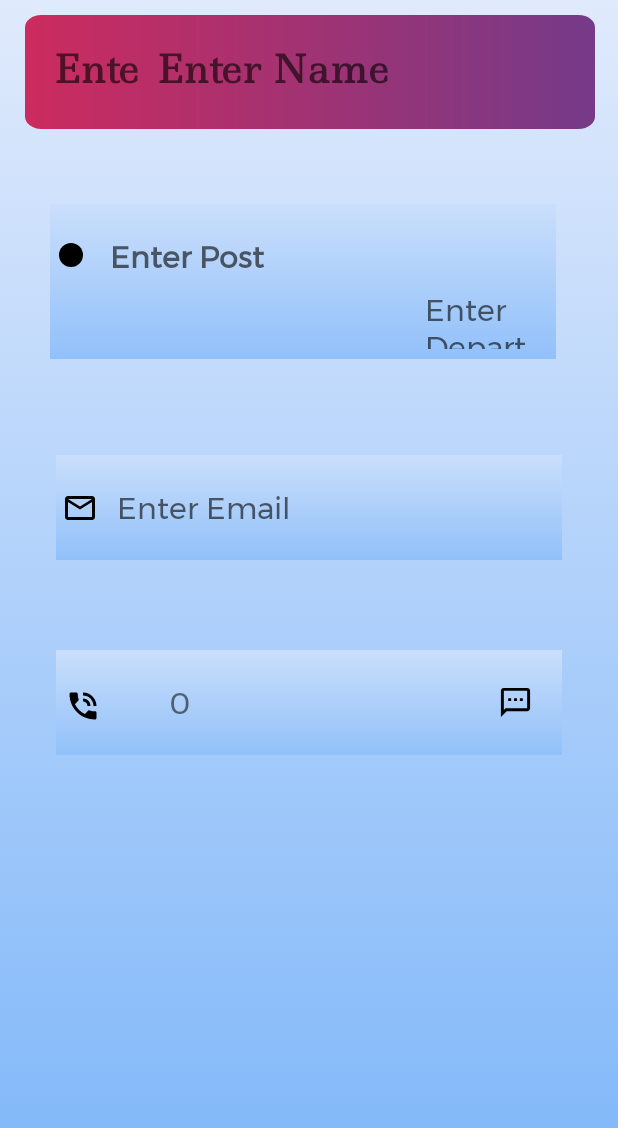
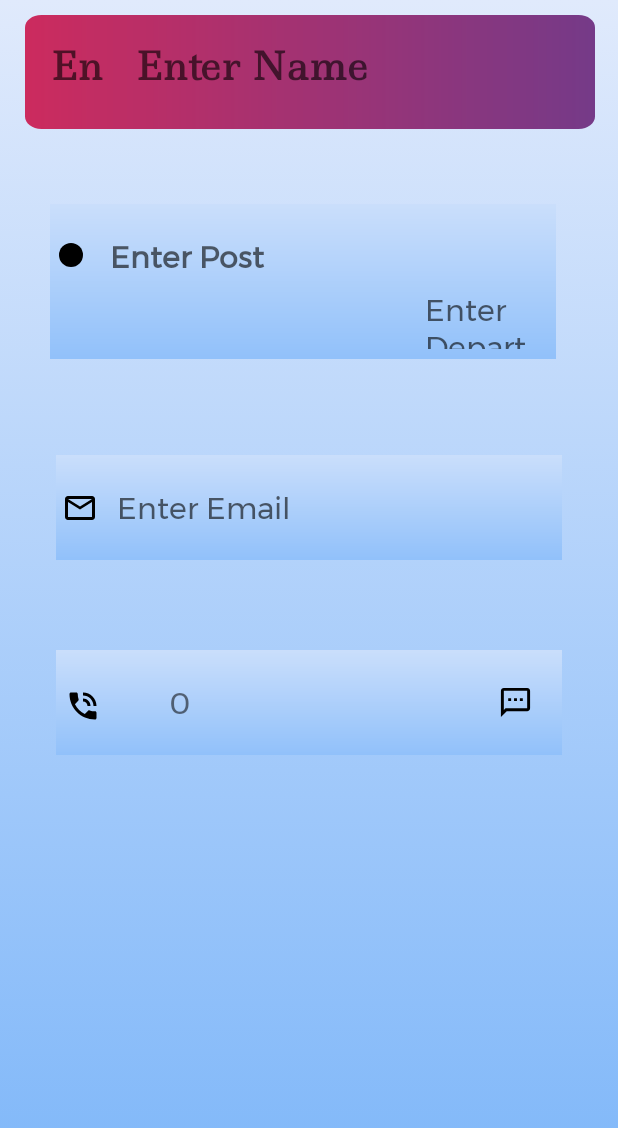
Before and after one commit to ramdevcm/SyncVj, an Android app: the lookclose screen opened directly, with no data from a screen before it, on a phone screen of 412 x 824 dp. Shown: the top 1128 px of the screen. Run offline under Robolectric (Android 15) with nearby library versions, the phone set to English and light mode, and no system bars.

Commit message:
Slight UI Changes

```diff
--- a/app/src/main/java/com/example/syncvj/ListAdapter_link.java
+++ b/app/src/main/java/com/example/syncvj/ListAdapter_link.java
@@ -45,7 +45,8 @@ public class ListAdapter_link extends ArrayAdapter {
             holder.name = (TextView) v.findViewById(R.id.staffView1_link);
             holder.post = (TextView) v.findViewById(R.id.staffView2_link);
             v.setTag(holder);
-        } else {
+        }
+        else {
             holder = (ListAdapter_link.ViewHolder) v.getTag();
         }
 
--- a/app/src/main/java/com/example/syncvj/showActivity.java
+++ b/app/src/main/java/com/example/syncvj/showActivity.java
@@ -192,19 +192,20 @@ public class showActivity extends AppCompatActivity {
     private void saveToAppServer(final String designation,final String name, final String post, final Long number, final String email, final String department){
 
 
-        if(true) {
+        if(true){
             StringRequest stringRequest = new StringRequest(Request.Method.POST, DBsync.SERVER_URL_SYNC, new Response.Listener<String>() {
                 @Override
                 public void onResponse(String response) {
                     try {
-                        JSONObject jsonObject = new JSONObject(response);
+                        JSONObject jsonObject =new JSONObject(response);
                         String Response = jsonObject.getString("response");
-                        if (Response.equals("OK")) {
-                            saveToLocalDatabase(designation, name, post, number, email, department, DBsync.SYNC_STATUS_OK);
-                        } else {
-                            saveToLocalDatabase(designation, name, post, number, email, department, DBsync.SYNC_STATUS_FAILED);
+                        if(Response.equals("OK")){
+                            saveToLocalDatabase(designation,name,post,number,email,department,DBsync.SYNC_STATUS_OK);
                         }
-                    } catch (JSONException e) {
+                        else{
+                            saveToLocalDatabase(designation,name,post,number,email,department,DBsync.SYNC_STATUS_FAILED);
+                        }
+                    }catch (JSONException e){
                         e.printStackTrace();
                     }
 
@@ -212,33 +213,33 @@ public class showActivity extends AppCompatActivity {
             }, new Response.ErrorListener() {
                 @Override
                 public void onErrorResponse(VolleyError error) {
-                    saveToLocalDatabase(designation, name, post, number, email, department, DBsync.SYNC_STATUS_FAILED);
+                    saveToLocalDatabase(designation,name,post,number,email,department,DBsync.SYNC_STATUS_FAILED);
                 }
-            }) {
+            })
+            {
                 @Override
                 protected Map<String, String> getParams() throws AuthFailureError {
-                    Map<String, String> params = new HashMap<>();
-                    params.put("Designation", designation);
-                    params.put("Name", name);
-                    params.put("Post", post);
-                    params.put("Number", String.valueOf(number));
-                    params.put("Email", email);
-                    params.put("Department", department);
+                    Map<String,String> params = new HashMap<>();
+                    params.put("Designation",designation);
+                    params.put("Name",name);
+                    params.put("Post",post);
+                    params.put("Number",String.valueOf(number));
+                    params.put("Email",email);
+                    params.put("Department",department);
 
                     return params;
                 }
             };
             MySingleton.getInstance(showActivity.this).adddtoRequestQueue(stringRequest);
+            readFromLocalStorage();
+
+
         }
         else{
             saveToLocalDatabase(designation,name,post,number,email,department,DBsync.SYNC_STATUS_FAILED);
 
+            }
         }
-
-        readFromLocalStorage();
-
-
-    }
 
     public boolean checkNetworkConnection(Context context){
         ConnectivityManager connectivityManager = (ConnectivityManager) context.getSystemService(Context.CONNECTIVITY_SERVICE);
--- a/app/src/main/res/layout/activity_lookclose.xml
+++ b/app/src/main/res/layout/activity_lookclose.xml
@@ -24,7 +24,7 @@
 
         <TextView
             android:id="@+id/lookView0"
-            android:layout_width="64dp"
+            android:layout_width="50dp"
             android:layout_height="41dp"
             android:fontFamily="@font/ledger"
             android:gravity="right"
@@ -35,18 +35,19 @@
             android:textStyle="bold"
             app:layout_constraintBottom_toBottomOf="parent"
             app:layout_constraintEnd_toEndOf="parent"
-            app:layout_constraintHorizontal_bias="0.059"
+            app:layout_constraintHorizontal_bias="0.05"
             app:layout_constraintStart_toStartOf="parent"
             app:layout_constraintTop_toTopOf="parent"
-            app:layout_constraintVertical_bias="0.514"
+            app:layout_constraintVertical_bias="0.457"
             tools:ignore="RtlCompat" />
 
         <TextView
             android:id="@+id/lookView1"
-            android:layout_width="286dp"
+            android:layout_width="305dp"
             android:layout_height="41dp"
+            android:layout_marginLeft="1dp"
             android:fontFamily="@font/ledger"
-            android:gravity="right"
+            android:gravity="left"
             android:hint="Enter Name"
             android:textAlignment="textStart"
             android:textColor="@color/colorWhite"
@@ -54,10 +55,10 @@
             android:textStyle="bold"
             app:layout_constraintBottom_toBottomOf="parent"
             app:layout_constraintEnd_toEndOf="parent"
-            app:layout_constraintHorizontal_bias="0.93"
+            app:layout_constraintHorizontal_bias="0.986"
             app:layout_constraintStart_toStartOf="parent"
             app:layout_constraintTop_toTopOf="parent"
-            app:layout_constraintVertical_bias="0.512"
+            app:layout_constraintVertical_bias="0.457"
             tools:ignore="RtlCompat" />
     </androidx.constraintlayout.widget.ConstraintLayout>
 
```
